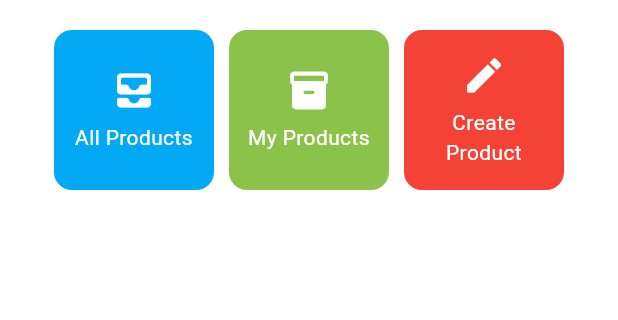
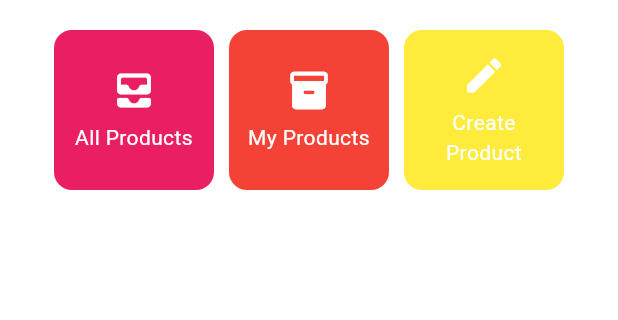
Before and after one commit to nadinananda/street-corner-mobile, a Flutter app: the screen it shows after launch, on a phone screen of 412 x 824 dp, the part 171-491 px from its top. Run offline on Flutter 3.47's test engine with Material 3 defaults, Android fonts, the phone set to English and light mode, and no system bars.

Commit message:
Final Tugas 8

```diff
--- a/lib/screens/menu.dart
+++ b/lib/screens/menu.dart
@@ -7,9 +7,9 @@ class MyHomePage extends StatelessWidget {
   MyHomePage({super.key});
 
   final List<ItemHomepage> items = [
-    ItemHomepage("All Products", Icons.all_inbox_rounded, Colors.lightBlue),
-    ItemHomepage("My Products", Icons.inventory_2_rounded, Colors.lightGreen),
-    ItemHomepage("Create Product", Icons.create_rounded, Colors.red),
+    ItemHomepage("All Products", Icons.all_inbox_rounded, Colors.pink),
+    ItemHomepage("My Products", Icons.inventory_2_rounded, Colors.red),
+    ItemHomepage("Create Product", Icons.create_rounded, Colors.yellow),
   ];
 
   @override
```
Also changed, not shown: lib/screens/productlist_form.dart (+21 -5 lines), 1 other file.
